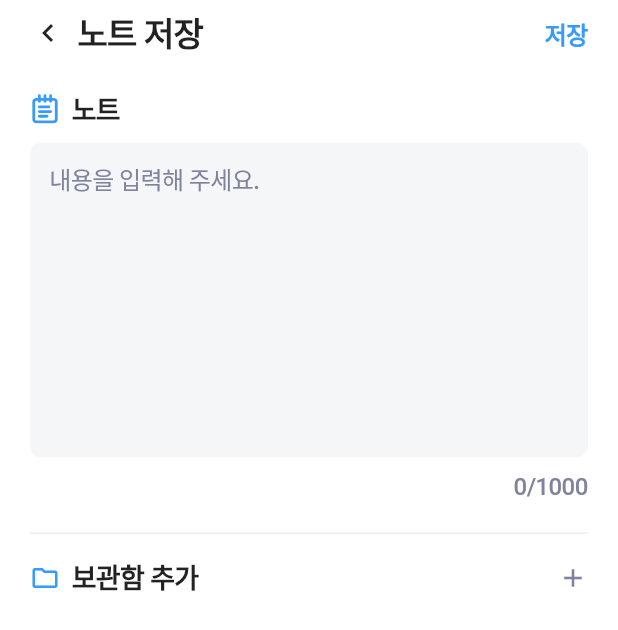
After one commit to toIT-team/toIT_frontend, a Flutter app: the SaveNoteScreen screen opened directly, on a phone screen of 412 x 824 dp. The commit adds this screen. Shown: the top 630 px of the screen. Run offline on Flutter 3.47's test engine with Material 3 defaults, Android fonts, the phone set to English and light mode, and no system bars; our stand-ins replace dio, flutter_dotenv, flutter_riverpod, flutter_svg, freezed_annotation; network calls fail.

Commit message:
feat(note): 노트 저장 화면 UI 퍼블리싱
- SaveNoteScreen 신규 생성 (노트 입력 + 보관함 추가 섹션)
  - 멀티라인 텍스트 입력 (최대 1000자, 글자수 카운터)
  - AppColors 디자인 토큰 적용
- NavigationShell에서 + 팝업 메뉴 '노트' 선택 시 화면 이동 연결

```diff
--- a/lib/views/screens/navigation_shell.dart
+++ b/lib/views/screens/navigation_shell.dart
@@ -6,6 +6,7 @@ import '../widgets/common/custom_bottom_nav_bar.dart';
 import 'home_screen.dart';
 import 'calendar_screen.dart';
 import 'save_link_screen.dart';
+import 'save_note_screen.dart';
 
 /// 현재 선택된 탭 인덱스 Provider
 final currentTabIndexProvider = StateProvider<int>((ref) => 0);
@@ -32,10 +33,15 @@ class NavigationShell extends ConsumerWidget {
           ref.read(currentTabIndexProvider.notifier).state = index;
         },
         onAddMenuTap: (menuIndex) {
-          if (menuIndex == 0) {
-            Navigator.of(
-              context,
-            ).push(MaterialPageRoute(builder: (_) => const SaveLinkScreen()));
+          switch (menuIndex) {
+            case 0:
+              Navigator.of(
+                context,
+              ).push(MaterialPageRoute(builder: (_) => const SaveLinkScreen()));
+            case 1:
+              Navigator.of(
+                context,
+              ).push(MaterialPageRoute(builder: (_) => const SaveNoteScreen()));
           }
         },
       ),
--- /dev/null
+++ b/lib/views/screens/save_note_screen.dart
@@ -0,0 +1,230 @@
+import 'package:flutter/material.dart';
+import 'package:flutter_svg/flutter_svg.dart';
+
+import '../../core/constants/app_assets.dart';
+import '../../core/constants/app_colors.dart';
+
+/// 노트 저장 화면 (퍼블리싱)
+class SaveNoteScreen extends StatefulWidget {
+  const SaveNoteScreen({super.key});
+
+  @override
+  State<SaveNoteScreen> createState() => _SaveNoteScreenState();
+}
+
+class _SaveNoteScreenState extends State<SaveNoteScreen> {
+  final _noteController = TextEditingController();
+  int _textLength = 0;
+
+  @override
+  void initState() {
+    super.initState();
+    _noteController.addListener(() {
+      setState(() => _textLength = _noteController.text.length);
+    });
+  }
+
+  @override
+  void dispose() {
+    _noteController.dispose();
+    super.dispose();
+  }
+
+  void _onSave() {
+    final text = _noteController.text.trim();
+    if (text.isEmpty) return;
+    Navigator.of(context).pop({'textContent': text});
+  }
+
+  @override
+  Widget build(BuildContext context) {
+    return Scaffold(
+      backgroundColor: Colors.white,
+      appBar: PreferredSize(
+        preferredSize: const Size.fromHeight(44),
+        child: _buildAppBar(),
+      ),
+      body: Padding(
+        padding: const EdgeInsets.symmetric(horizontal: 20),
+        child: Column(
+          crossAxisAlignment: CrossAxisAlignment.start,
+          children: [
+            const SizedBox(height: 16),
+            _buildNoteSection(),
+            const SizedBox(height: 20),
+            const Divider(height: 1, thickness: 1, color: AppColors.neutral50),
+            const SizedBox(height: 16),
+            _buildFolderSection(),
+          ],
+        ),
+      ),
+    );
+  }
+
+  Widget _buildAppBar() {
+    return SafeArea(
+      bottom: false,
+      child: Container(
+        height: 44,
+        color: Colors.white,
+        padding: const EdgeInsets.symmetric(horizontal: 20),
+        child: Row(
+          children: [
+            GestureDetector(
+              onTap: () => Navigator.of(context).pop(),
+              behavior: HitTestBehavior.opaque,
+              child: const SizedBox(
+                width: 24,
+                height: 24,
+                child: Icon(
+                  Icons.chevron_left,
+                  size: 24,
+                  color: AppColors.gray900,
+                ),
+              ),
+            ),
+            const SizedBox(width: 8),
+            const Text(
+              '노트 저장',
+              style: TextStyle(
+                fontSize: 22,
+                fontWeight: FontWeight.w700,
+                color: AppColors.gray900,
+                letterSpacing: -0.025 * 22,
+                height: 1.25,
+              ),
+            ),
+            const Spacer(),
+            GestureDetector(
+              onTap: _onSave,
+              behavior: HitTestBehavior.opaque,
+              child: const Text(
+                '저장',
+                style: TextStyle(
+                  fontSize: 16,
+                  fontWeight: FontWeight.w600,
+                  color: AppColors.blue500,
+                  letterSpacing: -0.025 * 16,
+                  height: 1.4,
+                ),
+              ),
+            ),
+          ],
+        ),
+      ),
+    );
+  }
+
+  /// 노트 입력 섹션
+  Widget _buildNoteSection() {
+    return Column(
+      crossAxisAlignment: CrossAxisAlignment.start,
+      children: [
+        Row(
+          children: [
+            SvgPicture.asset(
+              AppAssets.noteIcon,
+              width: 20,
+              height: 20,
+              colorFilter: const ColorFilter.mode(
+                AppColors.blue500,
+                BlendMode.srcIn,
+              ),
+            ),
+            const SizedBox(width: 8),
+            const Text(
+              '노트',
+              style: TextStyle(
+                fontSize: 18,
+                fontWeight: FontWeight.w600,
+                color: AppColors.gray900,
+                letterSpacing: -0.025 * 18,
+                height: 1.4,
+              ),
+            ),
+          ],
+        ),
+        const SizedBox(height: 10),
+        Container(
+          height: 210,
+          decoration: BoxDecoration(
+            color: AppColors.neutral300,
+            borderRadius: BorderRadius.circular(8),
+          ),
+          padding: const EdgeInsets.all(13),
+          child: TextField(
+            controller: _noteController,
+            maxLines: null,
+            maxLength: 1000,
+            expands: true,
+            textAlignVertical: TextAlignVertical.top,
+            style: const TextStyle(
+              fontSize: 16,
+              fontWeight: FontWeight.w500,
+              color: AppColors.gray900,
+              letterSpacing: -0.025 * 16,
+              height: 1.4,
+            ),
+            decoration: const InputDecoration(
+              hintText: '내용을 입력해 주세요.',
+              hintStyle: TextStyle(
+                fontSize: 16,
+                fontWeight: FontWeight.w500,
+                color: AppColors.gray600,
+                letterSpacing: -0.025 * 16,
+                height: 1.4,
+              ),
+              border: InputBorder.none,
+              contentPadding: EdgeInsets.zero,
+              counterText: '',
+            ),
+          ),
+        ),
+        const SizedBox(height: 10),
+        Align(
+          alignment: Alignment.centerRight,
+          child: Text(
+            '$_textLength/1000',
+            style: const TextStyle(
+              fontSize: 16,
+              fontWeight: FontWeight.w500,
+              color: AppColors.gray600,
+              letterSpacing: -0.025 * 16,
+              height: 1.25,
+            ),
+          ),
+        ),
+      ],
+    );
+  }
+
+  /// 보관함 추가 섹션
+  Widget _buildFolderSection() {
+    return GestureDetector(
+      onTap: () {
+        // TODO: 보관함 선택 화면 연결
+        debugPrint('보관함 추가 탭');
+      },
+      behavior: HitTestBehavior.opaque,
+      child: Row(
+        children: [
+          const Icon(Icons.folder_outlined, size: 20, color: AppColors.blue500),
+          const SizedBox(width: 8),
+          const Expanded(
+            child: Text(
+              '보관함 추가',
+              style: TextStyle(
+                fontSize: 18,
+                fontWeight: FontWeight.w600,
+                color: AppColors.gray900,
+                letterSpacing: -0.025 * 18,
+                height: 1.4,
+              ),
+            ),
+          ),
+          const Icon(Icons.add, size: 20, color: AppColors.gray600),
+        ],
+      ),
+    );
+  }
+}
```
